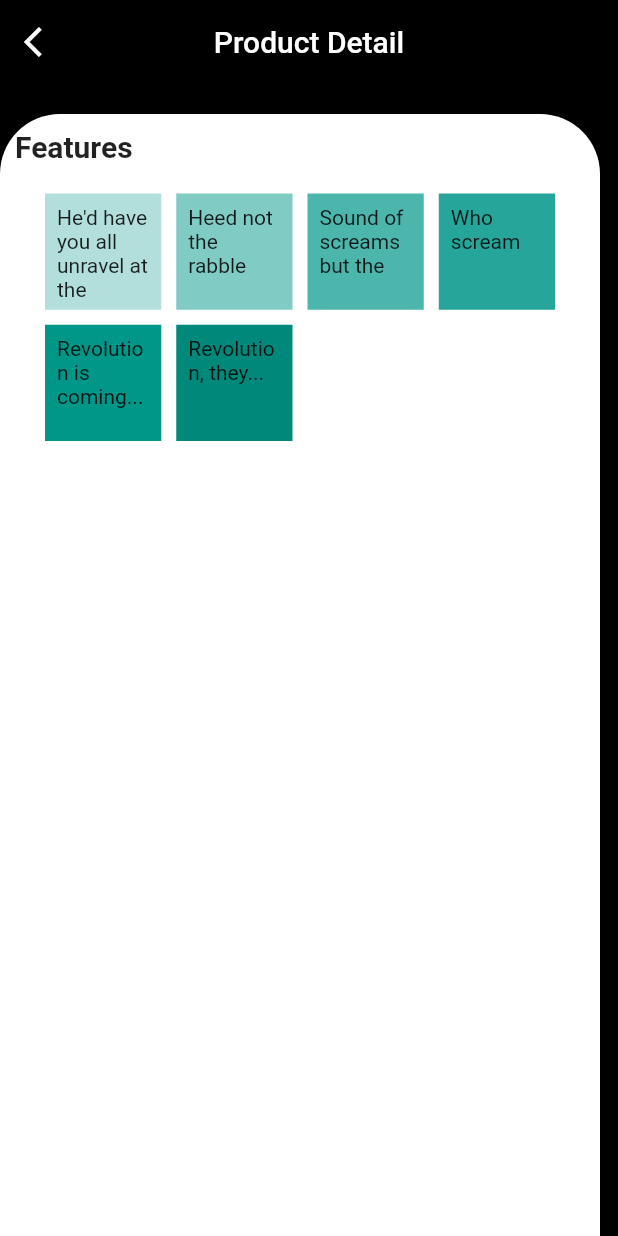
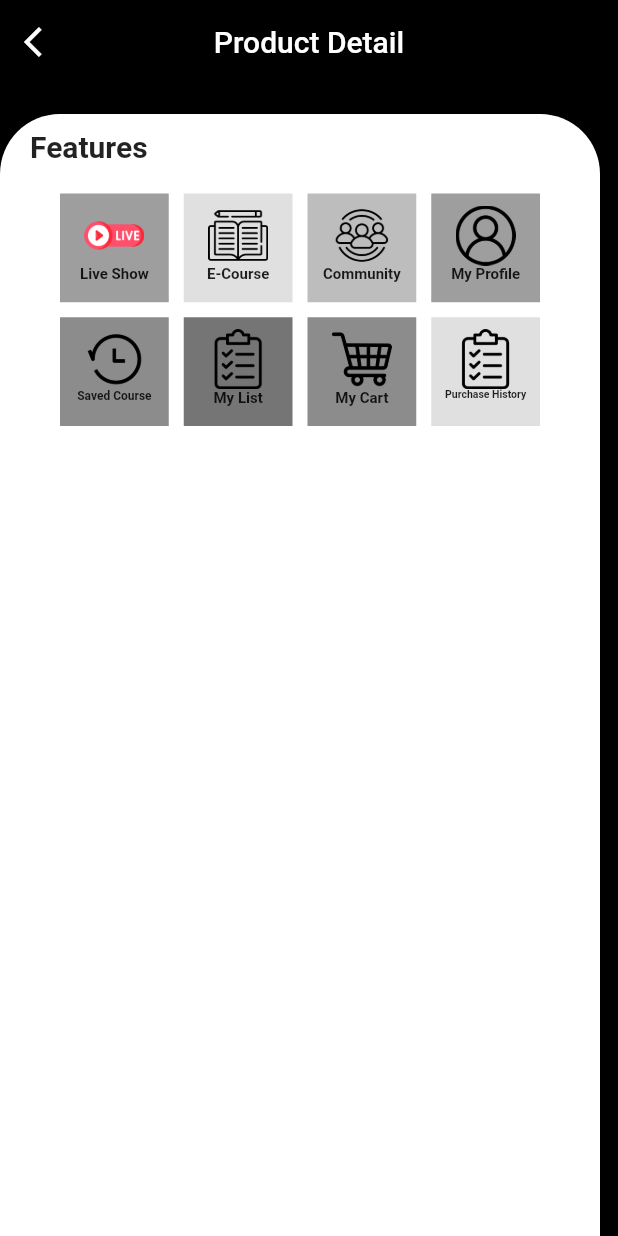
Before and after one commit to randisihombing/technical_test, a Flutter app: the screen it shows after launch, item 5 of the bottom bar chosen, on a phone screen of 412 x 824 dp. Run offline on Flutter 3.47's test engine with Material 2 defaults, Android fonts, the phone set to English and light mode, and no system bars; our stand-ins replace animated_splash_screen; network calls fail.

Commit message:
second commit

```diff
--- a/lib/product/component/more_menu.dart
+++ b/lib/product/component/more_menu.dart
@@ -38,13 +38,12 @@ class _MoreMenuState extends State<MoreMenu> {
                 ),
               ),
               child: Padding(
-                padding: const EdgeInsets.all(10),
+                padding: const EdgeInsets.only(left: 20, top: 10, right: 20),
                 child: Column(
                   crossAxisAlignment: CrossAxisAlignment.start,
                   children: [
                     const Text(
                       'Features',
-
                       style: TextStyle(
                         fontWeight: FontWeight.bold,
                         fontSize: 20
@@ -60,35 +59,169 @@ class _MoreMenuState extends State<MoreMenu> {
                         children: <Widget>[
                           Container(
                             padding: const EdgeInsets.all(8),
-                            color: Colors.teal[100],
-                            child: const Text("He'd have you all unravel at the"),
+                            color: Colors.grey,
+                            child: Column(
+                              children: [
+                                Image.asset(
+                                    'assets/icons/instagram_live.png',
+                                  height: 40,
+                                  width: 40,
+                                ),
+                                const Text(
+                                    "Live Show",
+                                  textAlign: TextAlign.center,
+                                  style: TextStyle(
+                                    fontSize: 10,
+                                    fontWeight: FontWeight.bold
+                                  ),
+                                )
+                              ],
+                            ),
                           ),
                           Container(
                             padding: const EdgeInsets.all(8),
-                            color: Colors.teal[200],
-                            child: const Text('Heed not the rabble'),
+                            color: Colors.black12,
+                            child: Column(
+                              children: [
+                                Image.asset(
+                                    'assets/icons/homework.png',
+                                  height: 40,
+                                  width: 40,
+                                ),
+                                const Text(
+                                    "E-Course",
+                                  style: TextStyle(
+                                      fontSize: 10,
+                                      fontWeight: FontWeight.bold
+                                  ),
+                                )
+                              ],
+                            ),
                           ),
                           Container(
                             padding: const EdgeInsets.all(8),
-                            color: Colors.teal[300],
-                            child: const Text('Sound of screams but the'),
+                            color: Colors.black26,
+                            child: Column(
+                              children: [
+                                Image.asset(
+                                    'assets/icons/community.png',
+                                  height: 40,
+                                  width: 40,
+                                ),
+                                const Text(
+                                    "Community",
+                                  style: TextStyle(
+                                    fontSize: 10,
+                                      fontWeight: FontWeight.bold
+                                  ),
+                                )
+                              ],
+                            ),
                           ),
                           Container(
                             padding: const EdgeInsets.all(8),
-                            color: Colors.teal[400],
-                            child: const Text('Who scream'),
+                            color: Colors.black38,
+                            child: Column(
+                              children: [
+                                Image.asset(
+                                    'assets/icons/user.png',
+                                  height: 40,
+                                  width: 40,
+                                ),
+                                const Text(
+                                    "My Profile",
+                                  style: TextStyle(
+                                      fontSize: 10,
+                                      fontWeight: FontWeight.bold
+                                  ),
+                                )
+                              ],
+                            ),
                           ),
                           Container(
                             padding: const EdgeInsets.all(8),
-                            color: Colors.teal[500],
-                            child: const Text('Revolution is coming...'),
+                            color: Colors.black45,
+                            child: Column(
+                              children: [
+                                Image.asset(
+                                    'assets/icons/recent.png',
+                                  height: 40,
+                                  width: 40,
+                                ),
+                                const Text(
+                                    "Saved Course",
+                                  style: TextStyle(
+                                      fontSize: 8,
+                                      fontWeight: FontWeight.bold
+                                  ),
+                                )
+                              ],
+                            ),
                           ),
                           Container(
                             padding: const EdgeInsets.all(8),
-                            color: Colors.teal[600],
-                            child: const Text('Revolution, they...'),
+                            color: Colors.black54,
+                            child: Column(
+                              children: [
+                                Image.asset(
+                                    "assets/icons/clipboard.png",
+                                  height: 40,
+                                  width: 40,
+                                ),
+                                const Text(
+                                    "My List",
+                                  style: TextStyle(
+                                      fontSize: 10,
+                                      fontWeight: FontWeight.bold
+                                  ),
+                                )
+                              ],
+                            ),
                           ),
-                        ],
+                          Container(
+                            padding: const EdgeInsets.all(8),
+                            color: Colors.black45,
+                            child: Column(
+                              children: [
+                                Image.asset(
+                                    'assets/icons/shopping_cart.png',
+                                  height: 40,
+                                  width: 40,
+                                ),
+                                const Text(
+                                    "My Cart",
+                                  style: TextStyle(
+                                      fontSize: 10,
+                                      fontWeight: FontWeight.bold
+                                  ),
+                                )
+                              ],
+                            ),
+                          ),
+                          Container(
+                            padding: const EdgeInsets.all(8),
+                            color: Colors.black12,
+                            child: Column(
+                              children: [
+                                Image.asset(
+                                    'assets/icons/clipboard.png',
+                                  height: 40,
+                                  width: 40,
+                                ),
+                                const Expanded(
+                                  child: Text(
+                                      "Purchase History",
+                                    textAlign: TextAlign.center,
+                                    style: TextStyle(
+                                        fontSize: 7,
+                                        fontWeight: FontWeight.bold
+                                    ),
+                                  ),
+                                )
+                              ],
+                            ),
+                          ),
+                        ]
                       ),
                     ),
                   ],
```
Also changed, not shown: pubspec.yaml (+10 -0 lines), assets/icons/clipboard.png (added), assets/icons/community.png (added), assets/icons/file.png (added), assets/icons/homework.png (added), assets/icons/instagram_live.png (added), assets/icons/marketplace.png (added), assets/icons/receipt.png (added), assets/icons/recent.png (added), assets/icons/shopping_cart.png (added), assets/icons/user.png (added).
